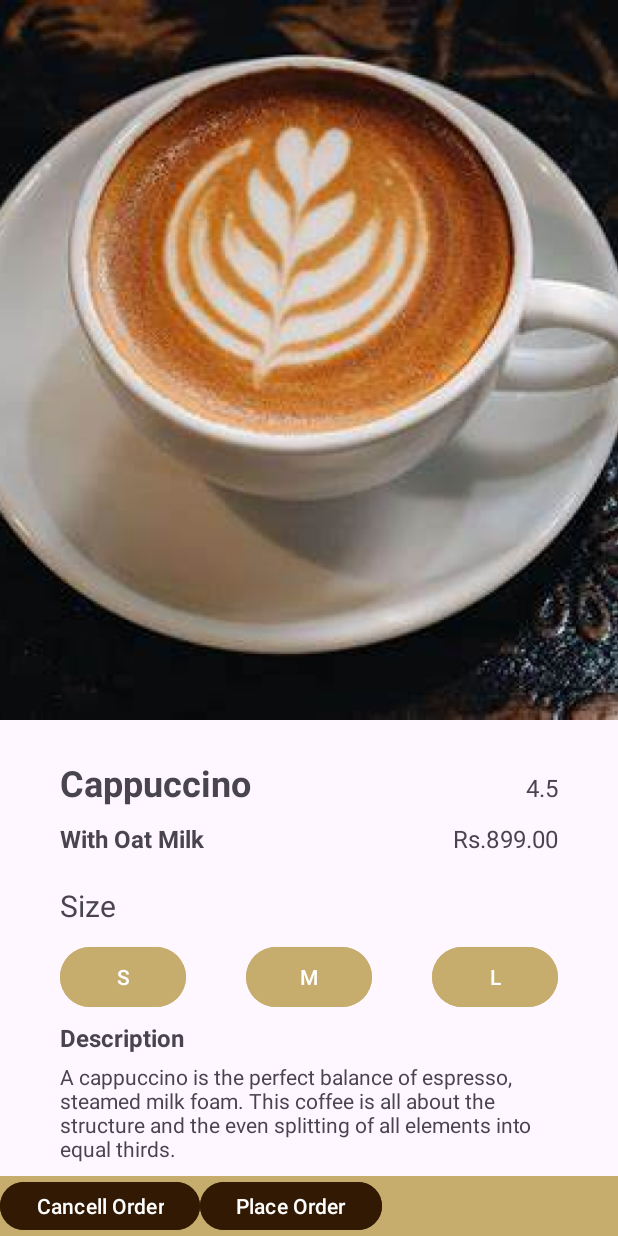
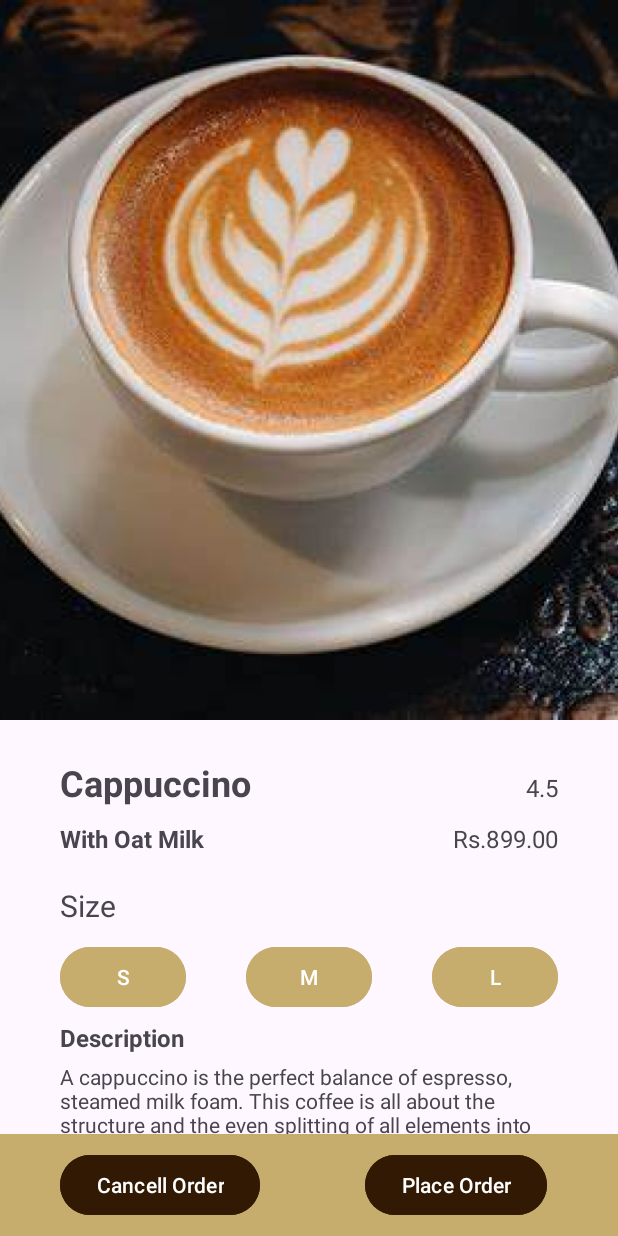
Before and after one commit to VenuGH/CoffeeShop, an Android app: the layout order.xml on its own in the app's theme, with its tools: preview values and no code run, on a phone screen of 412 x 824 dp. Run offline under Robolectric (Android 15) with nearby library versions, the phone set to English and light mode, and no system bars.

Commit message:
create order

```diff
--- a/app/src/main/java/com/venuri/coffeeshop/MainActivity.kt
+++ b/app/src/main/java/com/venuri/coffeeshop/MainActivity.kt
@@ -10,7 +10,7 @@
     override fun onCreate(savedInstanceState: Bundle?) {
         super.onCreate(savedInstanceState)
         enableEdgeToEdge()
-        setContentView(R.layout.revieworder)
+        setContentView(R.layout.order)
 
     }
 }
--- a/app/src/main/res/layout/order.xml
+++ b/app/src/main/res/layout/order.xml
@@ -165,7 +165,7 @@
 
             <TextView
                 android:id="@+id/textView11"
-                android:layout_width="wrap_content"
+                android:layout_width="match_parent"
                 android:layout_height="wrap_content"
                 android:layout_marginTop="5dp"
                 android:layout_weight="1"
@@ -177,7 +177,7 @@
     </LinearLayout>
     <LinearLayout
         android:layout_width="match_parent"
-        android:layout_height="40dp"
+        android:layout_height="wrap_content"
         android:layout_gravity="bottom"
         android:background="@color/secondary_color"
         android:layout_alignParentBottom="true"
@@ -185,13 +185,16 @@
 
         <LinearLayout
             android:layout_width="match_parent"
-            android:layout_height="match_parent"
-            android:orientation="horizontal">
+            android:layout_height="wrap_content"
+            android:orientation="horizontal"
+            android:layout_margin="10dp">
 
             <Button
                 android:id="@+id/button5"
                 android:layout_width="wrap_content"
                 android:layout_height="wrap_content"
+                android:layout_marginStart="30dp"
+                android:layout_marginEnd="70dp"
                 android:backgroundTint="@color/primary_color"
                 android:text="Cancell Order"
                 android:textColorLink="@color/primary_color" />
@@ -202,12 +205,12 @@
                 android:layout_height="wrap_content"
                 android:backgroundTint="@color/primary_color"
                 android:text="Place Order"
-                android:textAlignment="textStart" />
+                android:textAlignment="textEnd" />
+
         </LinearLayout>
 
-        <Space
-            android:layout_width="wrap_content"
-            android:layout_height="70dp" />
+
+
     </LinearLayout>
 
 </RelativeLayout>
```
